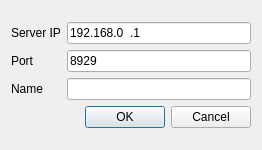
Qt form client/joinserver.ui (lukequeenan/PelicanChat) before a commit.
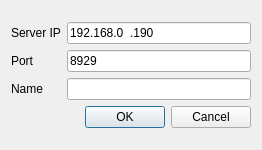
The same form after that commit.

Diff of the .ui file:
```diff
--- a/client/joinserver.ui
+++ b/client/joinserver.ui
@@ -35,7 +35,7 @@
         <string>000.000.000.000; </string>
        </property>
        <property name="text">
-        <string>192.168.0.1</string>
+        <string>192.168.0.190</string>
        </property>
       </widget>
      </item>
```
